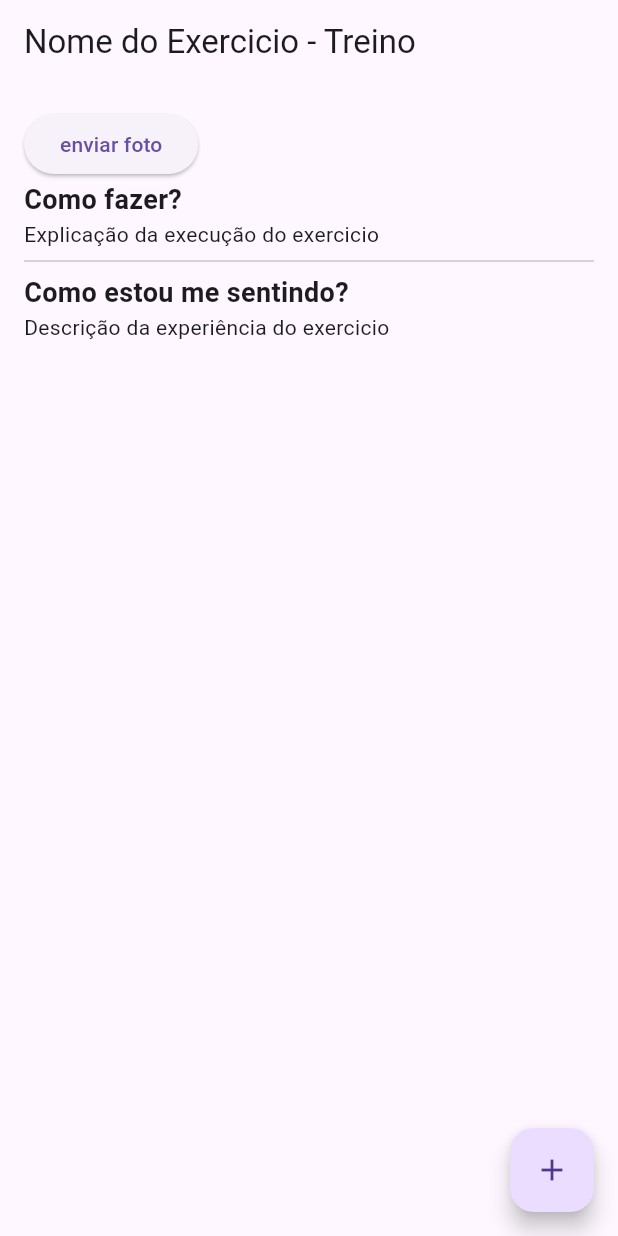
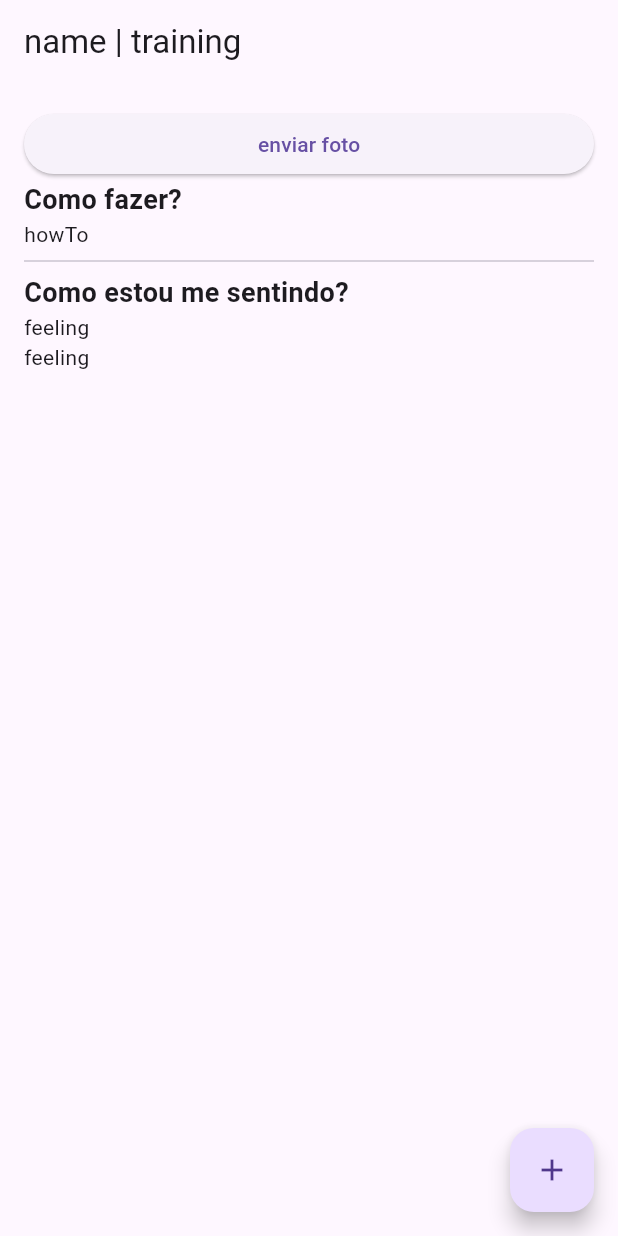
Before and after one commit to jgdlago/gym-helper-app, a Flutter app: the screen it shows after launch, on a phone screen of 412 x 824 dp. Run offline on Flutter 3.47's test engine with Material 3 defaults, Android fonts, the light colour scheme and no system bars.

Commit message:
:sparkles: Feat: tela de exercicios

```diff
--- a/lib/main.dart
+++ b/lib/main.dart
@@ -11,7 +11,7 @@
   // This widget is the root of your application.
   @override
   Widget build(BuildContext context) {
-    return const MaterialApp(
+    return MaterialApp(
       home: ExerciseScreen(),
     );
   }
--- a/lib/screens/exercise_screen.dart
+++ b/lib/screens/exercise_screen.dart
@@ -1,12 +1,26 @@
 import 'package:flutter/material.dart';
+import 'package:gym_helper_app/models/exercise.dart';
+import 'package:gym_helper_app/models/feeling.dart';
 
 class ExerciseScreen extends StatelessWidget {
-  const ExerciseScreen({super.key});
+  ExerciseScreen({super.key});
+
+  final Exercise exercise = Exercise(
+      id: "id",
+      name: "name",
+      training: "training",
+      howTo: "howTo",
+      imageUrl: "imageUrl");
+
+  final List<Feeling> feelingList = [
+    Feeling(id: "id", feeling: "feeling", date: "date"),
+    Feeling(id: "id", feeling: "feeling", date: "date"),
+  ];
 
   @override
   Widget build(BuildContext context) {
     return Scaffold(
-      appBar: AppBar(title: const Text("Nome do Exercicio - Treino")),
+      appBar: AppBar(title: Text("${exercise.name} | ${exercise.training}")),
       floatingActionButton: FloatingActionButton(
         onPressed: () {
           print('teste');
@@ -15,8 +29,7 @@ class ExerciseScreen extends StatelessWidget {
       ),
       body: Padding(
         padding: const EdgeInsets.all(16.0),
-        child: Column(
-          crossAxisAlignment: CrossAxisAlignment.start,
+        child: ListView(
           children: [
             ElevatedButton(
               onPressed: () {},
@@ -28,8 +41,7 @@ class ExerciseScreen extends StatelessWidget {
                 fontSize: 18,
               ),
             ),
-            const Text(
-              "Explicação da execução do exercicio"),
+            Text(exercise.howTo),
             Divider(),
             const Text("Como estou me sentindo?",
               style: TextStyle(
@@ -37,7 +49,13 @@ class ExerciseScreen extends StatelessWidget {
                 fontSize: 18,
               ),
             ),
-            Text("Descrição da experiência do exercicio"),
+            Column(
+              crossAxisAlignment: CrossAxisAlignment.start,
+              children: List.generate(feelingList.length, (index) {
+                Feeling feeling = feelingList[index];
+                return Text(feeling.feeling);
+              }),
+            ),
           ],
         ),
       ),
```
